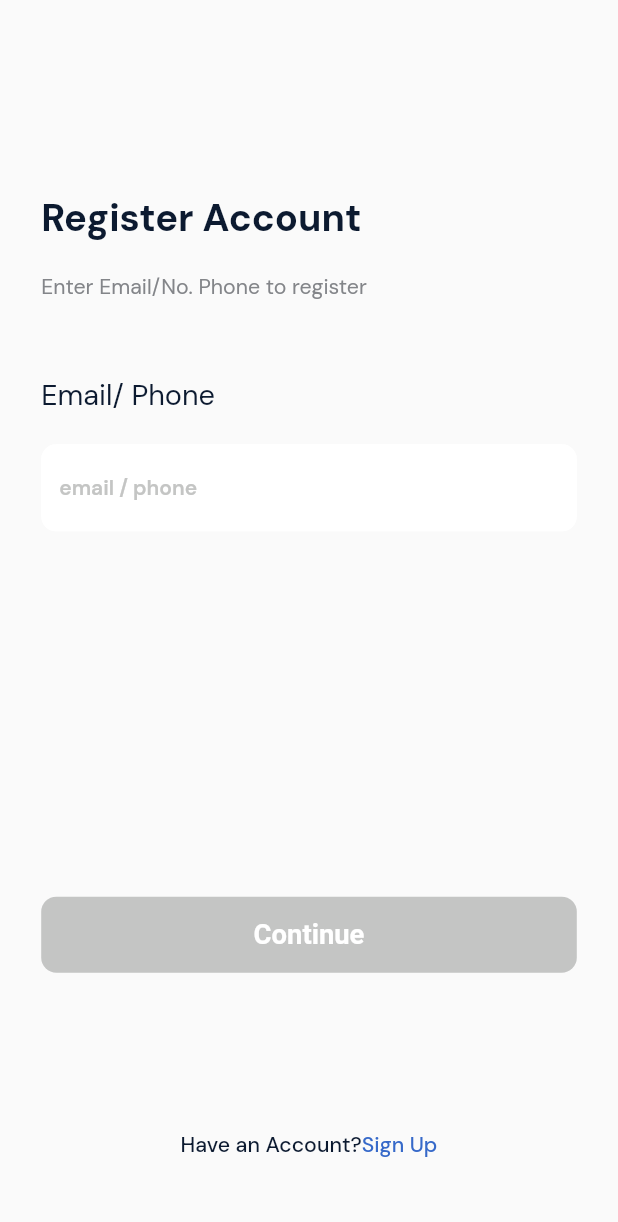
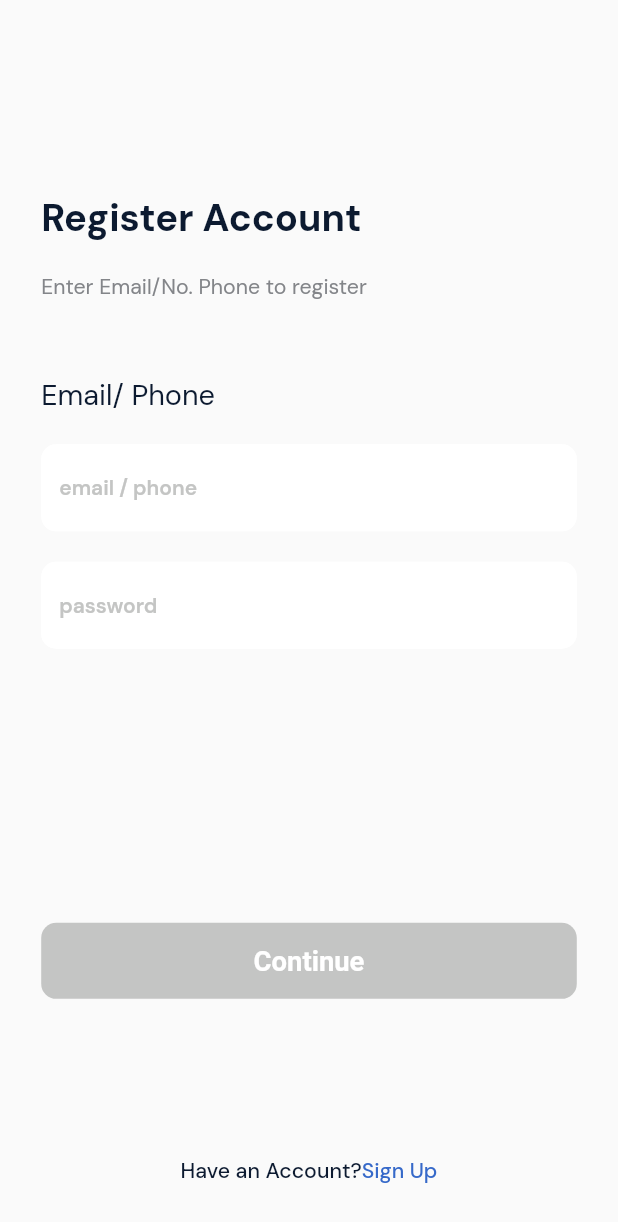
Before and after one commit to ravshan1119/techno_city, a Flutter app: the screen it shows after launch, after a tap on "Sign Up", on a phone screen of 412 x 824 dp. Shown: the top 1222 px of the screen. Run offline on Flutter 3.47's test engine with Material 2 defaults, Android fonts, the phone set to English and light mode, and no system bars; drawn by our look-alikes of zoom_tap_animation; our stand-ins replace firebase_auth, firebase_core, flutter_screenutil; accounts and stored records are empty; network calls fail; Roboto replaces fonts that are missing (LeagueSpartan).

Commit message:
AuthProvider added! connected to firebase

```diff
--- /dev/null
+++ b/lib/app/app.dart
@@ -0,0 +1,27 @@
+import 'package:firebase_auth/firebase_auth.dart';
+import 'package:flutter/material.dart';
+import 'package:provider/provider.dart';
+import 'package:techno_city/providers/auth_provider.dart';
+import 'package:techno_city/ui/auth/login_screen.dart';
+import 'package:techno_city/ui/tab/tab_box.dart';
+class App extends StatelessWidget {
+  const App({super.key});
+
+  @override
+  Widget build(BuildContext context) {
+    return Scaffold(
+      body: StreamBuilder<User?>(
+        stream: context.read<AuthProvider>().listenAuthState(),
+        builder: (BuildContext context, AsyncSnapshot<User?> snapshot) {
+          if (snapshot.hasError) {
+            return Center(child: Text(snapshot.error.toString()));
+          } else if (snapshot.data == null) {
+            return const LoginScreen();
+          } else {
+            return const TabBox();
+          }
+        },
+      ),
+    );
+  }
+}
--- a/lib/main.dart
+++ b/lib/main.dart
@@ -1,9 +1,24 @@
+import 'package:firebase_core/firebase_core.dart';
 import 'package:flutter/material.dart';
 import 'package:flutter_screenutil/flutter_screenutil.dart';
-import 'package:techno_city/ui/auth/login_screen.dart';
+import 'package:provider/provider.dart';
+import 'package:techno_city/app/app.dart';
+import 'package:techno_city/providers/auth_provider.dart';
 
-void main() {
-  runApp(const MyApp());
+Future<void> main() async {
+  WidgetsFlutterBinding.ensureInitialized();
+  await Firebase.initializeApp();
+  runApp(
+    MultiProvider(
+      providers: [
+        ChangeNotifierProvider(
+          create: (context) => AuthProvider(),
+          lazy: true,
+        ),
+      ],
+      child: MyApp(),
+    ),
+  );
 }
 
 class MyApp extends StatelessWidget {
@@ -21,7 +36,7 @@ class MyApp extends StatelessWidget {
           home: child,
         );
       },
-      child: const LoginScreen(),
+      child: const App(),
     );
   }
 }
--- /dev/null
+++ b/lib/providers/auth_provider.dart
@@ -0,0 +1,104 @@
+import 'package:firebase_auth/firebase_auth.dart';
+import 'package:flutter/cupertino.dart';
+import 'package:flutter/foundation.dart';
+import 'package:flutter/material.dart';
+
+class AuthProvider with ChangeNotifier {
+  TextEditingController emailController = TextEditingController();
+  TextEditingController passwordController = TextEditingController();
+
+  bool isLoading = false;
+  String errorText = "";
+
+  loginButtonPressed() {
+    passwordController.clear();
+    emailController.clear();
+  }
+
+  signupButtonPressed() {
+    passwordController.clear();
+    emailController.clear();
+  }
+
+  Stream<User?> listenAuthState() => FirebaseAuth.instance.authStateChanges();
+
+  Future<void> SignUpUser(BuildContext context) async {
+    String password = passwordController.text;
+    String email = emailController.text;
+
+    try {
+      isLoading = true;
+      notifyListeners();
+      // final credential =
+      await FirebaseAuth.instance.createUserWithEmailAndPassword(
+        email: email,
+        password: password,
+      );
+      isLoading = false;
+      notifyListeners();
+    } on FirebaseAuthException catch (e) {
+      if (e.code == 'weak-password') {
+        debugPrint('The password provided is too weak.');
+        manageMessage(context, e.code);
+      } else if (e.code == 'email-already-in-use') {
+        debugPrint('The account already exists for that email.');
+        manageMessage(context, e.code);
+      }
+
+      manageMessage(context, e.code);
+    } catch (err) {
+      manageMessage(context, err.toString());
+    }
+  }
+  Future<void> LogInUser(BuildContext context) async {
+    String password = passwordController.text;
+    String email = emailController.text;
+
+    try {
+      isLoading = true;
+      notifyListeners();
+      // final credential =
+      await FirebaseAuth.instance.signInWithEmailAndPassword(
+        email: email,
+        password: password,
+      );
+      isLoading = false;
+      notifyListeners();
+    } on FirebaseAuthException catch (e) {
+      if (e.code == 'weak-password') {
+        debugPrint('The password provided is too weak.');
+        manageMessage(context, e.code);
+      } else if (e.code == 'email-already-in-use') {
+        debugPrint('The account already exists for that email.');
+        manageMessage(context, e.code);
+      }
+
+      manageMessage(context, e.code);
+    } catch (err) {
+      manageMessage(context, err.toString());
+    }
+  }
+
+  Future<void> LogOutUser(BuildContext context) async {
+    await FirebaseAuth.instance.signOut();
+  }
+
+  manageMessage(BuildContext context, String error) {
+    ScaffoldMessenger.of(context)
+        .showSnackBar(SnackBar(content: Text(error.toString())));
+
+    isLoading = false;
+    notifyListeners();
+  }
+}
+
+
+// _checkAuthState() {
+//   FirebaseAuth.instance.authStateChanges().listen((User? user) {
+//     if (user == null) {
+//       print('User is currently signed out!');
+//     } else {
+//       print('User is signed in!');
+//     }
+//   });
+// }
--- a/lib/ui/auth/login_screen.dart
+++ b/lib/ui/auth/login_screen.dart
@@ -1,6 +1,8 @@
 import 'package:flutter/material.dart';
 import 'package:flutter/services.dart';
 import 'package:flutter_screenutil/flutter_screenutil.dart';
+import 'package:provider/provider.dart';
+import 'package:techno_city/providers/auth_provider.dart';
 import 'package:techno_city/ui/auth/signup.screen.dart';
 import 'package:techno_city/ui/auth/widgets/global_button.dart';
 import 'package:techno_city/ui/auth/widgets/global_text_fields.dart';
@@ -19,7 +21,9 @@ class LoginScreen extends StatelessWidget {
         elevation: 0,
         toolbarHeight: 0,
       ),
-      body: SingleChildScrollView(
+      body: Stack(
+        children: [
+          SingleChildScrollView(
             child: Padding(
               padding: EdgeInsets.symmetric(horizontal: 25.w),
               child: Column(
@@ -66,7 +70,7 @@ class LoginScreen extends StatelessWidget {
                       keyboardType: TextInputType.emailAddress,
                       textInputAction: TextInputAction.next,
                       textAlign: TextAlign.start,
-                  onChanged: (v) {}),
+                      controller: context.read<AuthProvider>().emailController),
                   SizedBox(
                     height: 30.h,
                   ),
@@ -86,11 +90,16 @@ class LoginScreen extends StatelessWidget {
                       keyboardType: TextInputType.emailAddress,
                       textInputAction: TextInputAction.next,
                       textAlign: TextAlign.start,
-                  onChanged: (v) {}),
+                      controller:
+                          context.read<AuthProvider>().passwordController),
                   SizedBox(
                     height: 70.h,
                   ),
-              GlobalButton(title: "Sign in", onTap: () {}),
+                  GlobalButton(
+                      title: "Sign in",
+                      onTap: () {
+                        context.read<AuthProvider>().LogInUser(context);
+                      }),
                   SizedBox(
                     height: 104.h,
                   ),
@@ -108,6 +117,8 @@ class LoginScreen extends StatelessWidget {
                       ),
                       ZoomTapAnimation(
                         onTap: () {
+                          context.read<AuthProvider>().signupButtonPressed();
+
                           Navigator.pushReplacement(
                               context,
                               MaterialPageRoute(
@@ -129,6 +140,15 @@ class LoginScreen extends StatelessWidget {
               ),
             ),
           ),
+          Visibility(
+            visible: context.watch<AuthProvider>().isLoading,
+            child: const Align(
+              alignment: Alignment.center,
+              child: CircularProgressIndicator(),
+            ),
+          )
+        ],
+      ),
     );
   }
 }
--- a/lib/ui/auth/signup.screen.dart
+++ b/lib/ui/auth/signup.screen.dart
@@ -1,6 +1,8 @@
 import 'package:flutter/material.dart';
 import 'package:flutter/services.dart';
 import 'package:flutter_screenutil/flutter_screenutil.dart';
+import 'package:provider/provider.dart';
+import 'package:techno_city/providers/auth_provider.dart';
 import 'package:techno_city/ui/auth/login_screen.dart';
 import 'package:techno_city/ui/auth/widgets/global_button.dart';
 import 'package:techno_city/ui/auth/widgets/global_text_fields.dart';
@@ -19,7 +21,9 @@ class SignUpScreen extends StatelessWidget {
         elevation: 0,
         toolbarHeight: 0,
       ),
-      body: SingleChildScrollView(
+      body: Stack(
+        children: [
+          SingleChildScrollView(
             child: Padding(
               padding: EdgeInsets.symmetric(horizontal: 25.w),
               child: Column(
@@ -66,9 +70,20 @@ class SignUpScreen extends StatelessWidget {
                       keyboardType: TextInputType.emailAddress,
                       textInputAction: TextInputAction.next,
                       textAlign: TextAlign.start,
-                  onChanged: (v) {}),
-              SizedBox(height: 240.h,),
-              GlobalButton(title: "Continue", onTap: () {}),
+                      controller: context.read<AuthProvider>().emailController),
+                  SizedBox(height: 20.h,),
+                  GlobalTextField(
+                      hintText: "password",
+                      keyboardType: TextInputType.emailAddress,
+                      textInputAction: TextInputAction.next,
+                      textAlign: TextAlign.start,
+                      controller: context.read<AuthProvider>().passwordController),
+                  SizedBox(
+                    height: 180.h,
+                  ),
+                  GlobalButton(title: "Continue", onTap: () {
+                    context.read<AuthProvider>().SignUpUser(context);
+                  }),
                   SizedBox(
                     height: 104.h,
                   ),
@@ -86,6 +101,7 @@ class SignUpScreen extends StatelessWidget {
                       ),
                       ZoomTapAnimation(
                         onTap: () {
+                          context.read<AuthProvider>().signupButtonPressed();
                           Navigator.pushReplacement(
                               context,
                               MaterialPageRoute(
@@ -107,6 +123,15 @@ class SignUpScreen extends StatelessWidget {
               ),
             ),
           ),
+          Visibility(
+            visible: context.watch<AuthProvider>().isLoading,
+            child: const Align(
+              alignment: Alignment.center,
+              child: CircularProgressIndicator(),
+            ),
+          )
+        ],
+      ),
     );
   }
 }
--- a/lib/ui/auth/widgets/global_text_fields.dart
+++ b/lib/ui/auth/widgets/global_text_fields.dart
@@ -9,8 +9,8 @@ class GlobalTextField extends StatelessWidget {
     required this.keyboardType,
     required this.textInputAction,
     required this.textAlign,
+    required this.controller,
     this.obscureText = false,
-    required this.onChanged,
   }) : super(key: key);
 
   final String hintText;
@@ -18,14 +18,11 @@ class GlobalTextField extends StatelessWidget {
   TextInputAction textInputAction;
   TextAlign textAlign;
   final bool obscureText;
-  final ValueChanged onChanged;
+  TextEditingController controller;
 
   @override
   Widget build(BuildContext context) {
-    TextEditingController controller = TextEditingController();
-
     return TextField(
-      onChanged: onChanged,
       style: TextStyle(
           fontSize: 14.spMin,
           fontWeight: FontWeight.w600,
--- a/pubspec.yaml
+++ b/pubspec.yaml
@@ -19,6 +19,7 @@ dependencies:
   flutter_screenutil: ^5.8.4
   flutter_svg: ^2.0.7
   zoom_tap_animation: ^1.1.0
+  provider: ^6.0.5
 
 dev_dependencies:
   flutter_test:
```
Also changed, not shown: lib/ui/tab/tab_box.dart (added, +32 -0 lines), pubspec.lock. Lines whose indentation alone changed are shown as unchanged.
